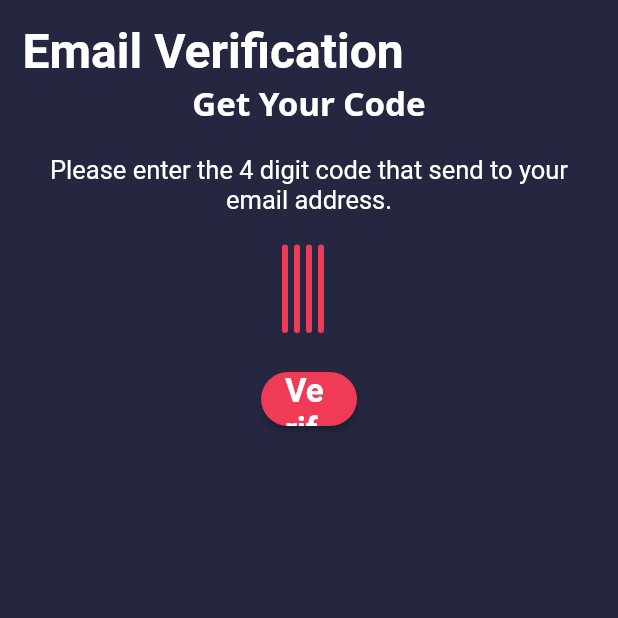
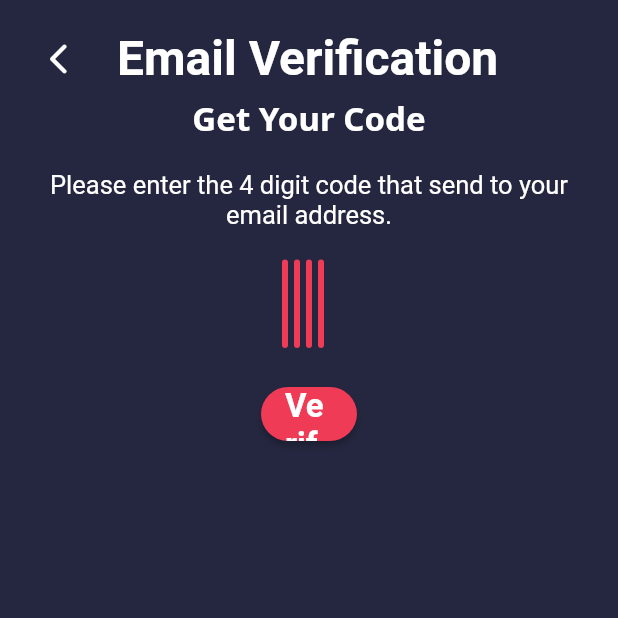
Before and after one commit to MuhammedNihalcp/social_media_app, a Flutter app: the OtpScreen screen opened directly with empty values, on a phone screen of 412 x 824 dp, the top half of it. Run offline on Flutter 3.47's test engine with Material 2 defaults, Android fonts, the phone set to English and light mode, and no system bars; drawn by our look-alikes of flutter_otp_text_field; our stand-ins replace google_fonts.

Commit message:
add back button

```diff
--- a/lib/Screen/auth/verification_screen/view/otp_view.dart
+++ b/lib/Screen/auth/verification_screen/view/otp_view.dart
@@ -31,7 +31,21 @@ class OtpScreen extends StatelessWidget {
                 SizedBox(
                   height: height * 0.1,
                 ),
-                const AuthHeadText(text: 'Email Verification'),
+                Row(
+                  children: [
+                    IconButton(
+                      onPressed: () {
+                        Navigator.of(context).pop();
+                      },
+                      icon: const Icon(
+                        Icons.arrow_back_ios_new_rounded,
+                        color: colorWhith,
+                      ),
+                    ),
+                    kwidth15,
+                    const AuthHeadText(text: 'Email Verification'),
+                  ],
+                ),
                 SizedBox(
                   height: height * 0.1,
                 ),
```
Also changed, not shown: lib/Screen/auth/new_password/view/new_password_view.dart (+15 -1 lines).
